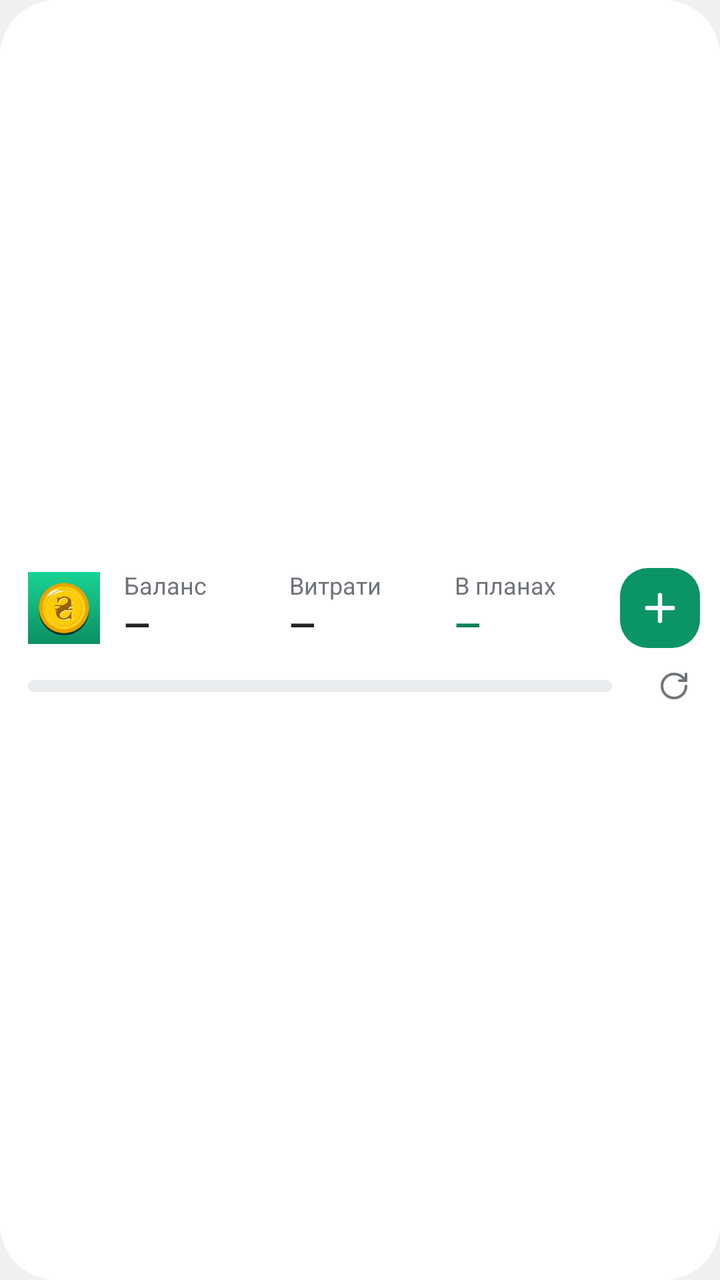
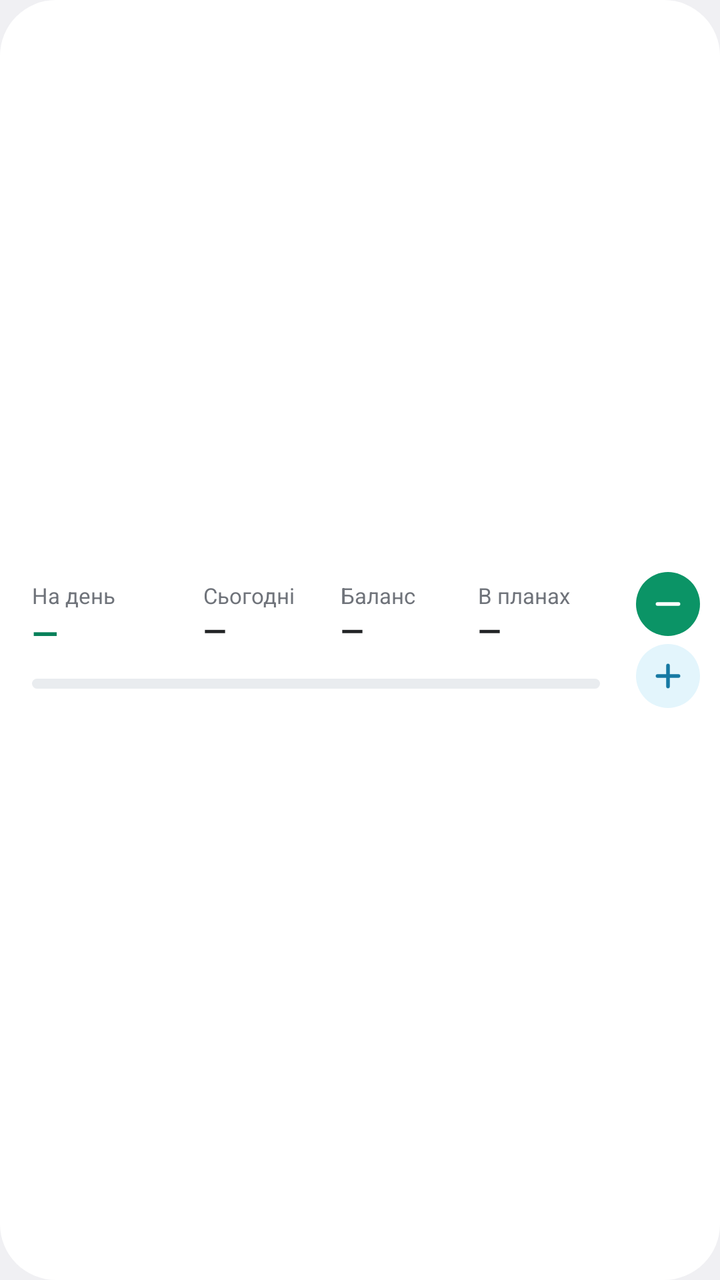

Two renders of the same Android screen: before a commit and after it. Below are the layout's source before the change and the commit's diff.
<!-- AndroidManifest.xml: application theme android:Theme.DeviceDefault.DayNight -->
<!-- res/layout/widget_compact.xml -->
<?xml version="1.0" encoding="utf-8"?>
<LinearLayout xmlns:android="http://schemas.android.com/apk/res/android"
    android:id="@+id/root"
    android:layout_width="match_parent"
    android:layout_height="match_parent"
    android:background="@drawable/widget_bg"
    android:gravity="center_vertical"
    android:orientation="vertical"
    android:paddingStart="14dp"
    android:paddingTop="8dp"
    android:paddingEnd="10dp"
    android:paddingBottom="8dp">

    <LinearLayout
        android:layout_width="match_parent"
        android:layout_height="wrap_content"
        android:gravity="center_vertical"
        android:orientation="horizontal">

        <ImageView
            android:layout_width="36dp"
            android:layout_height="36dp"
            android:importantForAccessibility="no"
            android:src="@mipmap/ic_launcher" />

        <LinearLayout
            android:layout_width="0dp"
            android:layout_height="wrap_content"
            android:layout_marginStart="12dp"
            android:layout_weight="1"
            android:orientation="vertical">

            <TextView
                android:layout_width="wrap_content"
                android:layout_height="wrap_content"
                android:maxLines="1"
                android:text="@string/balance"
                android:textColor="@color/muted"
                android:textSize="12sp" />

            <TextView
                android:id="@+id/bal_v"
                android:layout_width="wrap_content"
                android:layout_height="wrap_content"
                android:maxLines="1"
                android:text="—"
                android:textColor="@color/text"
                android:textSize="17sp"
                android:textStyle="bold" />
        </LinearLayout>

        <LinearLayout
            android:layout_width="0dp"
            android:layout_height="wrap_content"
            android:layout_weight="1"
            android:orientation="vertical">

            <TextView
                android:layout_width="wrap_content"
                android:layout_height="wrap_content"
                android:maxLines="1"
                android:text="@string/expense"
                android:textColor="@color/muted"
                android:textSize="12sp" />

            <TextView
                android:id="@+id/exp_v"
                android:layout_width="wrap_content"
                android:layout_height="wrap_content"
                android:maxLines="1"
                android:text="—"
                android:textColor="@color/text"
                android:textSize="17sp"
                android:textStyle="bold" />
        </LinearLayout>

        <LinearLayout
            android:layout_width="0dp"
            android:layout_height="wrap_content"
            android:layout_weight="1"
            android:orientation="vertical">

            <TextView
                android:id="@+id/third_l"
                android:layout_width="wrap_content"
                android:layout_height="wrap_content"
                android:maxLines="1"
                android:text="@string/planned"
                android:textColor="@color/muted"
                android:textSize="12sp" />

            <TextView
                android:id="@+id/third_v"
                android:layout_width="wrap_content"
                android:layout_height="wrap_content"
                android:maxLines="1"
                android:text="—"
                android:textColor="@color/brand_text"
                android:textSize="17sp"
                android:textStyle="bold" />
        </LinearLayout>

        <ImageView
            android:id="@+id/add"
            android:layout_width="40dp"
            android:layout_height="40dp"
            android:background="@drawable/btn_brand"
            android:contentDescription="@string/add_expense"
            android:padding="9dp"
            android:src="@drawable/ic_plus"
            android:tint="@color/on_brand" />
    </LinearLayout>

    <LinearLayout
        android:layout_width="match_parent"
        android:layout_height="wrap_content"
        android:layout_marginTop="6dp"
        android:gravity="center_vertical"
        android:orientation="horizontal">

        <FrameLayout
            android:id="@+id/bars"
            android:layout_width="0dp"
            android:layout_height="6dp"
            android:layout_weight="1">

            <ProgressBar
                android:id="@+id/bar_ok"
                style="?android:attr/progressBarStyleHorizontal"
                android:layout_width="match_parent"
                android:layout_height="match_parent"
                android:max="1000"
                android:progressDrawable="@drawable/bar_ok" />

            <ProgressBar
                android:id="@+id/bar_over"
                style="?android:attr/progressBarStyleHorizontal"
                android:layout_width="match_parent"
                android:layout_height="match_parent"
                android:max="1000"
                android:progressDrawable="@drawable/bar_over"
                android:visibility="gone" />
        </FrameLayout>

        <TextView
            android:id="@+id/pace"
            android:layout_width="wrap_content"
            android:layout_height="wrap_content"
            android:layout_marginStart="10dp"
            android:maxLines="1"
            android:textColor="@color/text"
            android:textSize="11sp" />

        <TextView
            android:id="@+id/stamp"
            android:layout_width="wrap_content"
            android:layout_height="wrap_content"
            android:layout_marginStart="8dp"
            android:maxLines="1"
            android:textColor="@color/muted"
            android:textSize="11sp" />

        <ImageView
            android:id="@+id/refresh"
            android:layout_width="26dp"
            android:layout_height="26dp"
            android:contentDescription="@string/refresh"
            android:padding="5dp"
            android:src="@drawable/ic_refresh"
            android:tint="@color/muted" />
    </LinearLayout>
</LinearLayout>
<!-- resources referenced by this layout -->
<resources>
  <color name="brand_text">#08805A</color>
  <color name="muted">#6F737A</color>
  <color name="on_brand">#FFFFFF</color>
  <color name="text">#222426</color>
  <!-- drawable bar_ok (drawable) -->
  <?xml version="1.0" encoding="utf-8"?>
  <layer-list xmlns:android="http://schemas.android.com/apk/res/android">
      <item android:id="@android:id/background">
          <shape>
              <solid android:color="@color/track" />
              <corners android:radius="4dp" />
          </shape>
      </item>
      <item android:id="@android:id/secondaryProgress">
          <clip>
              <shape>
                  <solid android:color="@color/day" />
                  <corners android:radius="4dp" />
              </shape>
          </clip>
      </item>
      <item android:id="@android:id/progress">
          <clip>
              <shape>
                  <solid android:color="@color/ok" />
                  <corners android:radius="4dp" />
              </shape>
          </clip>
      </item>
  </layer-list>
  <!-- drawable bar_over (drawable) -->
  <?xml version="1.0" encoding="utf-8"?>
  <layer-list xmlns:android="http://schemas.android.com/apk/res/android">
      <item android:id="@android:id/background">
          <shape>
              <solid android:color="@color/track" />
              <corners android:radius="4dp" />
          </shape>
      </item>
      <item android:id="@android:id/secondaryProgress">
          <clip>
              <shape>
                  <solid android:color="@color/day" />
                  <corners android:radius="4dp" />
              </shape>
          </clip>
      </item>
      <item android:id="@android:id/progress">
          <clip>
              <shape>
                  <solid android:color="@color/over" />
                  <corners android:radius="4dp" />
              </shape>
          </clip>
      </item>
  </layer-list>
  <!-- drawable btn_brand (drawable) -->
  <?xml version="1.0" encoding="utf-8"?>
  <shape xmlns:android="http://schemas.android.com/apk/res/android" android:shape="rectangle">
      <solid android:color="@color/brand" />
      <corners android:radius="14dp" />
  </shape>
  <!-- drawable ic_plus (drawable) -->
  <?xml version="1.0" encoding="utf-8"?>
  <vector xmlns:android="http://schemas.android.com/apk/res/android"
      android:width="24dp" android:height="24dp" android:viewportWidth="24" android:viewportHeight="24">
      <path android:pathData="M5,12h14M12,5v14" android:strokeColor="#FFFFFFFF" android:strokeWidth="2.4" android:strokeLineCap="round" />
  </vector>
  <!-- drawable ic_refresh (drawable) -->
  <?xml version="1.0" encoding="utf-8"?>
  <vector xmlns:android="http://schemas.android.com/apk/res/android"
      android:width="24dp" android:height="24dp" android:viewportWidth="24" android:viewportHeight="24">
      <path android:pathData="M21,12a9,9 0,1 1,-9 -9c2.52,0 4.93,1 6.74,2.74L21,8" android:strokeColor="#FFFFFFFF" android:strokeWidth="2" android:strokeLineCap="round" android:strokeLineJoin="round" />
      <path android:pathData="M21,3v5h-5" android:strokeColor="#FFFFFFFF" android:strokeWidth="2" android:strokeLineCap="round" android:strokeLineJoin="round" />
  </vector>
  <!-- drawable widget_bg (drawable) -->
  <?xml version="1.0" encoding="utf-8"?>
  <shape xmlns:android="http://schemas.android.com/apk/res/android" android:shape="rectangle">
      <solid android:color="@color/surface" />
      <corners android:radius="@android:dimen/system_app_widget_background_radius" />
  </shape>
  <!-- mipmap ic_launcher: png bitmap (mipmap-xxxhdpi, 18647 bytes) -->
  <string name="add_expense">Витрата</string>
  <string name="balance">Баланс</string>
  <string name="expense">Витрати</string>
  <string name="planned">В планах</string>
  <string name="refresh">Оновити</string>
  <color name="track">#E9ECEF</color>
  <color name="day">#C7CDD3</color>
  <color name="ok">#10CF8E</color>
  <color name="over">#E53935</color>
  <color name="brand">#0B9466</color>
  <color name="surface">#FFFFFF</color>
</resources>

<!-- the commit's change to res/layout/widget_compact.xml (unified diff, before → after) -->
@@ -5,168 +5,203 @@
     android:layout_height="match_parent"
     android:background="@drawable/widget_bg"
     android:gravity="center_vertical"
-    android:orientation="vertical"
-    android:paddingStart="14dp"
+    android:orientation="horizontal"
+    android:paddingStart="16dp"
     android:paddingTop="8dp"
     android:paddingEnd="10dp"
     android:paddingBottom="8dp">
 
     <LinearLayout
-        android:layout_width="match_parent"
+        android:layout_width="0dp"
         android:layout_height="wrap_content"
-        android:gravity="center_vertical"
-        android:orientation="horizontal">
+        android:layout_weight="1"
+        android:orientation="vertical">
+
+        <LinearLayout
+            android:layout_width="match_parent"
+            android:layout_height="wrap_content"
+            android:orientation="horizontal">
+
+            <LinearLayout
+                android:layout_width="0dp"
+                android:layout_height="wrap_content"
+                android:layout_weight="1.25"
+                android:orientation="vertical">
+
+                <TextView
+                    android:id="@+id/c1_l"
+                    android:layout_width="wrap_content"
+                    android:layout_height="wrap_content"
+                    android:maxLines="1"
+                    android:text="На день"
+                    android:textColor="@color/muted"
+                    android:textSize="11sp" />
+
+                <TextView
+                    android:id="@+id/c1_v"
+                    android:layout_width="wrap_content"
+                    android:layout_height="wrap_content"
+                    android:maxLines="1"
+                    android:text="—"
+                    android:textColor="@color/brand_text"
+                    android:textSize="17sp"
+                    android:textStyle="bold" />
+            </LinearLayout>
+
+            <LinearLayout
+                android:layout_width="0dp"
+                android:layout_height="wrap_content"
+                android:layout_weight="1"
+                android:orientation="vertical">
+
+                <TextView
+                    android:layout_width="wrap_content"
+                    android:layout_height="wrap_content"
+                    android:maxLines="1"
+                    android:text="@string/today"
+                    android:textColor="@color/muted"
+                    android:textSize="11sp" />
+
+                <TextView
+                    android:id="@+id/today_v"
+                    android:layout_width="wrap_content"
+                    android:layout_height="wrap_content"
+                    android:maxLines="1"
+                    android:text="—"
+                    android:textColor="@color/text"
+                    android:textSize="15sp"
+                    android:textStyle="bold" />
+            </LinearLayout>
+
+            <LinearLayout
+                android:layout_width="0dp"
+                android:layout_height="wrap_content"
+                android:layout_weight="1"
+                android:orientation="vertical">
+
+                <TextView
+                    android:layout_width="wrap_content"
+                    android:layout_height="wrap_content"
+                    android:maxLines="1"
+                    android:text="@string/balance"
+                    android:textColor="@color/muted"
+                    android:textSize="11sp" />
+
+                <TextView
+                    android:id="@+id/bal_v"
+                    android:layout_width="wrap_content"
+                    android:layout_height="wrap_content"
+                    android:maxLines="1"
+                    android:text="—"
+                    android:textColor="@color/text"
+                    android:textSize="15sp"
+                    android:textStyle="bold" />
+            </LinearLayout>
+
+            <LinearLayout
+                android:layout_width="0dp"
+                android:layout_height="wrap_content"
+                android:layout_weight="1"
+                android:orientation="vertical">
+
+                <TextView
+                    android:layout_width="wrap_content"
+                    android:layout_height="wrap_content"
+                    android:maxLines="1"
+                    android:text="@string/planned"
+                    android:textColor="@color/muted"
+                    android:textSize="11sp" />
+
+                <TextView
+                    android:id="@+id/plan_v"
+                    android:layout_width="wrap_content"
+                    android:layout_height="wrap_content"
+                    android:maxLines="1"
+                    android:text="—"
+                    android:textColor="@color/text"
+                    android:textSize="15sp"
+                    android:textStyle="bold" />
+            </LinearLayout>
+        </LinearLayout>
+
+        <LinearLayout
+            android:id="@+id/status_row"
+            android:layout_width="match_parent"
+            android:layout_height="wrap_content"
+            android:layout_marginTop="7dp"
+            android:gravity="center_vertical"
+            android:orientation="horizontal">
+
+            <FrameLayout
+                android:id="@+id/bars"
+                android:layout_width="0dp"
+                android:layout_height="5dp"
+                android:layout_weight="1">
+
+                <ProgressBar
+                    android:id="@+id/bar_ok"
+                    style="?android:attr/progressBarStyleHorizontal"
+                    android:layout_width="match_parent"
+                    android:layout_height="match_parent"
+                    android:max="1000"
+                    android:progressDrawable="@drawable/bar_ok" />
+
+                <ProgressBar
+                    android:id="@+id/bar_over"
+                    style="?android:attr/progressBarStyleHorizontal"
+                    android:layout_width="match_parent"
+                    android:layout_height="match_parent"
+                    android:max="1000"
+                    android:progressDrawable="@drawable/bar_over"
+                    android:visibility="gone" />
+            </FrameLayout>
+
+            <TextView
+                android:id="@+id/pace"
+                android:layout_width="wrap_content"
+                android:layout_height="wrap_content"
+                android:layout_marginStart="8dp"
+                android:maxLines="1"
+                android:textColor="@color/text"
+                android:textSize="11sp" />
+
+            <TextView
+                android:id="@+id/stamp"
+                android:layout_width="wrap_content"
+                android:layout_height="wrap_content"
+                android:layout_marginStart="6dp"
+                android:maxLines="1"
+                android:textColor="@color/warn_text"
+                android:textSize="11sp"
+                android:visibility="gone" />
+        </LinearLayout>
+    </LinearLayout>
+
+    <LinearLayout
+        android:layout_width="wrap_content"
+        android:layout_height="wrap_content"
+        android:layout_marginStart="10dp"
+        android:orientation="vertical">
 
         <ImageView
-            android:layout_width="36dp"
-            android:layout_height="36dp"
-            android:importantForAccessibility="no"
-            android:src="@mipmap/ic_launcher" />
-
-        <LinearLayout
-            android:layout_width="0dp"
-            android:layout_height="wrap_content"
-            android:layout_marginStart="12dp"
-            android:layout_weight="1"
-            android:orientation="vertical">
-
-            <TextView
-                android:layout_width="wrap_content"
-                android:layout_height="wrap_content"
-                android:maxLines="1"
-                android:text="@string/balance"
-                android:textColor="@color/muted"
-                android:textSize="12sp" />
-
-            <TextView
-                android:id="@+id/bal_v"
-                android:layout_width="wrap_content"
-                android:layout_height="wrap_content"
-                android:maxLines="1"
-                android:text="—"
-                android:textColor="@color/text"
-                android:textSize="17sp"
-                android:textStyle="bold" />
-        </LinearLayout>
-
-        <LinearLayout
-            android:layout_width="0dp"
-            android:layout_height="wrap_content"
-            android:layout_weight="1"
-            android:orientation="vertical">
-
-            <TextView
-                android:layout_width="wrap_content"
-                android:layout_height="wrap_content"
-                android:maxLines="1"
-                android:text="@string/expense"
-                android:textColor="@color/muted"
-                android:textSize="12sp" />
-
-            <TextView
-                android:id="@+id/exp_v"
-                android:layout_width="wrap_content"
-                android:layout_height="wrap_content"
-                android:maxLines="1"
-                android:text="—"
-                android:textColor="@color/text"
-                android:textSize="17sp"
-                android:textStyle="bold" />
-        </LinearLayout>
-
-        <LinearLayout
-            android:layout_width="0dp"
-            android:layout_height="wrap_content"
-            android:layout_weight="1"
-            android:orientation="vertical">
-
-            <TextView
-                android:id="@+id/third_l"
-                android:layout_width="wrap_content"
-                android:layout_height="wrap_content"
-                android:maxLines="1"
-                android:text="@string/planned"
-                android:textColor="@color/muted"
-                android:textSize="12sp" />
-
-            <TextView
-                android:id="@+id/third_v"
-                android:layout_width="wrap_content"
-                android:layout_height="wrap_content"
-                android:maxLines="1"
-                android:text="—"
-                android:textColor="@color/brand_text"
-                android:textSize="17sp"
-                android:textStyle="bold" />
-        </LinearLayout>
+            android:id="@+id/add_expense"
+            android:layout_width="32dp"
+            android:layout_height="32dp"
+            android:background="@drawable/btn_round_brand"
+            android:contentDescription="@string/add_expense"
+            android:padding="7dp"
+            android:src="@drawable/ic_minus"
+            android:tint="@color/on_brand" />
 
         <ImageView
-            android:id="@+id/add"
-            android:layout_width="40dp"
-            android:layout_height="40dp"
-            android:background="@drawable/btn_brand"
-            android:contentDescription="@string/add_expense"
-            android:padding="9dp"
+            android:id="@+id/add_income"
+            android:layout_width="32dp"
+            android:layout_height="32dp"
+            android:layout_marginTop="4dp"
+            android:background="@drawable/btn_round_income"
+            android:contentDescription="@string/add_income"
+            android:padding="7dp"
             android:src="@drawable/ic_plus"
-            android:tint="@color/on_brand" />
-    </LinearLayout>
-
-    <LinearLayout
-        android:layout_width="match_parent"
-        android:layout_height="wrap_content"
-        android:layout_marginTop="6dp"
-        android:gravity="center_vertical"
-        android:orientation="horizontal">
-
-        <FrameLayout
-            android:id="@+id/bars"
-            android:layout_width="0dp"
-            android:layout_height="6dp"
-            android:layout_weight="1">
-
-            <ProgressBar
-                android:id="@+id/bar_ok"
-                style="?android:attr/progressBarStyleHorizontal"
-                android:layout_width="match_parent"
-                android:layout_height="match_parent"
-                android:max="1000"
-                android:progressDrawable="@drawable/bar_ok" />
-
-            <ProgressBar
-                android:id="@+id/bar_over"
-                style="?android:attr/progressBarStyleHorizontal"
-                android:layout_width="match_parent"
-                android:layout_height="match_parent"
-                android:max="1000"
-                android:progressDrawable="@drawable/bar_over"
-                android:visibility="gone" />
-        </FrameLayout>
-
-        <TextView
-            android:id="@+id/pace"
-            android:layout_width="wrap_content"
-            android:layout_height="wrap_content"
-            android:layout_marginStart="10dp"
-            android:maxLines="1"
-            android:textColor="@color/text"
-            android:textSize="11sp" />
-
-        <TextView
-            android:id="@+id/stamp"
-            android:layout_width="wrap_content"
-            android:layout_height="wrap_content"
-            android:layout_marginStart="8dp"
-            android:maxLines="1"
-            android:textColor="@color/muted"
-            android:textSize="11sp" />
-
-        <ImageView
-            android:id="@+id/refresh"
-            android:layout_width="26dp"
-            android:layout_height="26dp"
-            android:contentDescription="@string/refresh"
-            android:padding="5dp"
-            android:src="@drawable/ic_refresh"
-            android:tint="@color/muted" />
+            android:tint="@color/inc_text" />
     </LinearLayout>
 </LinearLayout>
<!-- resource entries referenced after the edit -->
@@ -1,9 +1,11 @@
 <!-- resources referenced by this layout -->
 <resources>
   <color name="brand_text">#08805A</color>
+  <color name="inc_text">#1679A3</color>
   <color name="muted">#6F737A</color>
   <color name="on_brand">#FFFFFF</color>
   <color name="text">#222426</color>
+  <color name="warn_text">#B85800</color>
   <!-- drawable bar_ok (drawable) -->
   <?xml version="1.0" encoding="utf-8"?>
   <layer-list xmlns:android="http://schemas.android.com/apk/res/android">
@@ -56,24 +58,27 @@
           </clip>
       </item>
   </layer-list>
-  <!-- drawable btn_brand (drawable) -->
+  <!-- drawable btn_round_brand (drawable) -->
   <?xml version="1.0" encoding="utf-8"?>
-  <shape xmlns:android="http://schemas.android.com/apk/res/android" android:shape="rectangle">
+  <shape xmlns:android="http://schemas.android.com/apk/res/android" android:shape="oval">
       <solid android:color="@color/brand" />
-      <corners android:radius="14dp" />
   </shape>
+  <!-- drawable btn_round_income (drawable) -->
+  <?xml version="1.0" encoding="utf-8"?>
+  <shape xmlns:android="http://schemas.android.com/apk/res/android" android:shape="oval">
+      <solid android:color="@color/inc_bg" />
+  </shape>
+  <!-- drawable ic_minus (drawable) -->
+  <?xml version="1.0" encoding="utf-8"?>
+  <vector xmlns:android="http://schemas.android.com/apk/res/android"
+      android:width="24dp" android:height="24dp" android:viewportWidth="24" android:viewportHeight="24">
+      <path android:pathData="M5,12h14" android:strokeColor="#FFFFFFFF" android:strokeWidth="2.4" android:strokeLineCap="round" />
+  </vector>
   <!-- drawable ic_plus (drawable) -->
   <?xml version="1.0" encoding="utf-8"?>
   <vector xmlns:android="http://schemas.android.com/apk/res/android"
       android:width="24dp" android:height="24dp" android:viewportWidth="24" android:viewportHeight="24">
       <path android:pathData="M5,12h14M12,5v14" android:strokeColor="#FFFFFFFF" android:strokeWidth="2.4" android:strokeLineCap="round" />
-  </vector>
-  <!-- drawable ic_refresh (drawable) -->
-  <?xml version="1.0" encoding="utf-8"?>
-  <vector xmlns:android="http://schemas.android.com/apk/res/android"
-      android:width="24dp" android:height="24dp" android:viewportWidth="24" android:viewportHeight="24">
-      <path android:pathData="M21,12a9,9 0,1 1,-9 -9c2.52,0 4.93,1 6.74,2.74L21,8" android:strokeColor="#FFFFFFFF" android:strokeWidth="2" android:strokeLineCap="round" android:strokeLineJoin="round" />
-      <path android:pathData="M21,3v5h-5" android:strokeColor="#FFFFFFFF" android:strokeWidth="2" android:strokeLineCap="round" android:strokeLineJoin="round" />
   </vector>
   <!-- drawable widget_bg (drawable) -->
   <?xml version="1.0" encoding="utf-8"?>
@@ -81,17 +86,17 @@
       <solid android:color="@color/surface" />
       <corners android:radius="@android:dimen/system_app_widget_background_radius" />
   </shape>
-  <!-- mipmap ic_launcher: png bitmap (mipmap-xxxhdpi, 18647 bytes) -->
   <string name="add_expense">Витрата</string>
+  <string name="add_income">Дохід</string>
   <string name="balance">Баланс</string>
-  <string name="expense">Витрати</string>
   <string name="planned">В планах</string>
-  <string name="refresh">Оновити</string>
+  <string name="today">Сьогодні</string>
   <color name="track">#E9ECEF</color>
   <color name="day">#C7CDD3</color>
   <color name="ok">#10CF8E</color>
   <color name="over">#E53935</color>
   <color name="brand">#0B9466</color>
+  <color name="inc_bg">#E3F5FC</color>
   <color name="surface">#FFFFFF</color>
 </resources>
 
